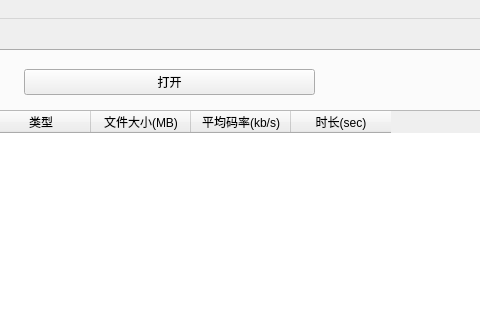
Before: the Qt Designer form View/main_window/main.ui in huguanghui/gm_tool, drawn with Qt 5; both pictures show x 230 to 710 and y 0 to 320 of the 1012 by 767 pixel window.
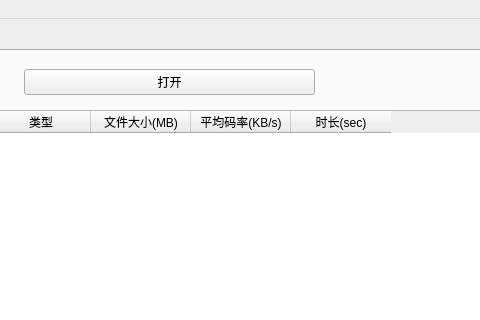
After: the same form once the commit is applied.

```diff
--- a/View/main_window/main.ui
+++ b/View/main_window/main.ui
@@ -99,7 +99,7 @@
           </column>
           <column>
            <property name="text">
-            <string>平均码率(kb/s)</string>
+            <string>平均码率(KB/s)</string>
            </property>
           </column>
           <column>
```
